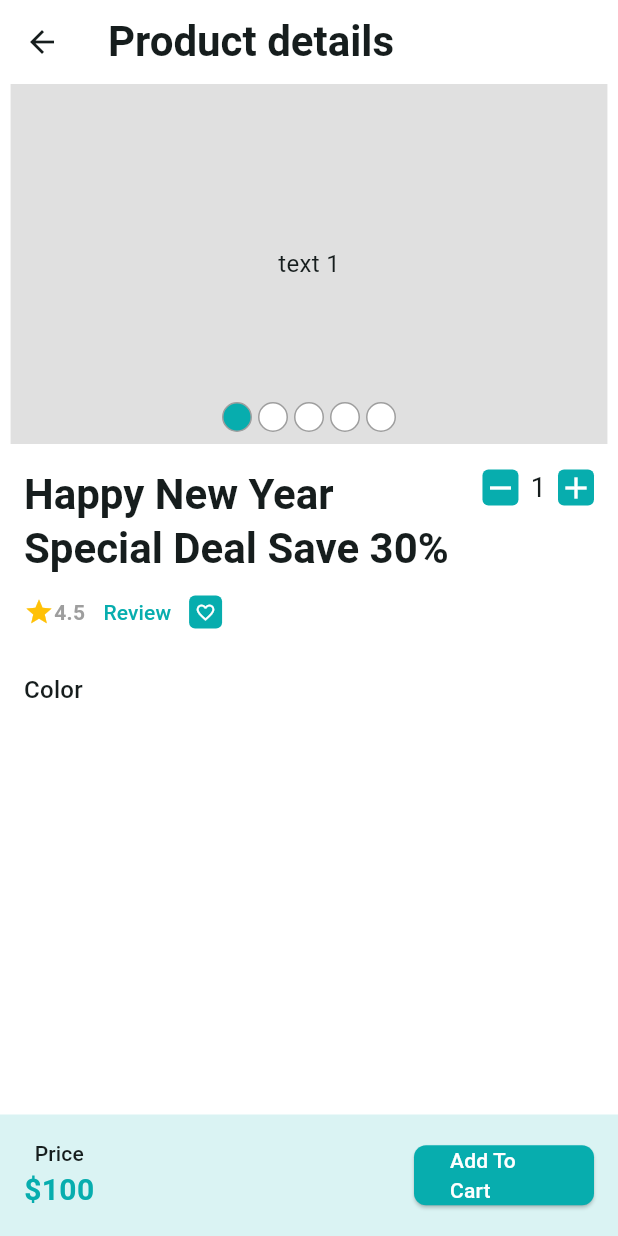
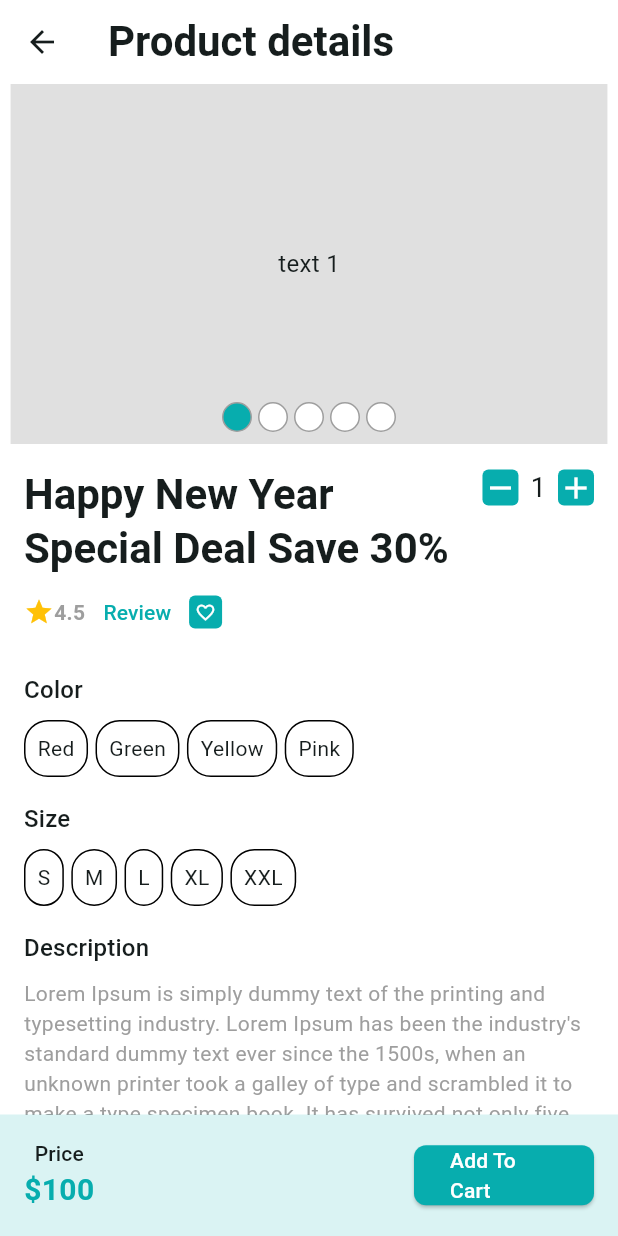
Before and after one commit to farzidahmed/craftyBay, a Flutter app: the screen it shows after launch, after a tap on "Nike shoe lasetest edition -RF45Gh", on a phone screen of 412 x 824 dp. Run offline on Flutter 3.47's test engine with Material 3 defaults, Android fonts, the phone set to English and light mode, and no system bars; drawn by our look-alikes of carousel_slider; our stand-ins replace email_validator, flutter_svg, get, pin_code_fields.

Commit message:
home screen full ui

```diff
--- a/lib/features/product/ui/screens/product_details_screen.dart
+++ b/lib/features/product/ui/screens/product_details_screen.dart
@@ -1,4 +1,5 @@
 import 'package:craftybay/app/app_colors.dart';
+import 'package:craftybay/features/product/widgets/color_picker_widget.dart';
 import 'package:craftybay/features/product/widgets/product_Qantity_inc_Dec_button.dart';
 import 'package:flutter/material.dart';
 
@@ -28,6 +29,7 @@ class _ProductDetailsScreenState extends State<ProductDetailsScreen> {
       body:  Column(
         children: [
           Expanded(
+            child: SingleChildScrollView(
               child: Column(
                 children: [
                   const Product_Image_Carousel_Slider(),
@@ -39,38 +41,7 @@ class _ProductDetailsScreenState extends State<ProductDetailsScreen> {
                         Row(
                           crossAxisAlignment: CrossAxisAlignment.start,
                           children: [
-                           Expanded(
-                             child: Column(
-
-                              children: [
-                              Text("Happy New Year Special Deal Save 30%",style:themedata.titleLarge,),
-                                Row(
-                                  children: [
-                                    const Row(children: [
-                                      Icon(Icons.star,color: Colors.amber,size: 20,),
-                                      Text(
-                                        "4.5",
-                                        style: TextStyle(
-                                            fontWeight: FontWeight.w600,
-                                            color: Colors.grey),
-                                      ),
-
-                                    ]),
-                                    TextButton(onPressed: (){},
-                                        child: const Text("Review"),),
-                                    Container(
-                                      padding: const EdgeInsets.all(4),
-                                      decoration: BoxDecoration(
-                                        borderRadius: BorderRadius.circular(4),
-                                        color: AppColors.themColor,
-                                      ),
-                                      child: const Icon(Icons.favorite_border,color: Colors.white,size: 14,),
-                                    )
-                                  ],
-                                ),
-                              ],
-                             ),
-                           ),
+                             _buildIncDecSec(themedata),
                             ProductQantityIncDecButton(onChnage: (int value) {
                             },),
                           ],
@@ -78,14 +49,79 @@ class _ProductDetailsScreenState extends State<ProductDetailsScreen> {
                         const SizedBox(height: 16,),
                         Text("Color",style: themedata.titleMedium,),
                         const SizedBox(height: 8,),
+                        ColorPickerWidget(colors: [
+                          "Red",'Green','Yellow','Pink'
+                        ], onColorSelected: (String selectedcolor ) {  },),
+                        const SizedBox(height: 16,),
+                        Text("Size",style: themedata.titleMedium,),
+                        const SizedBox(height: 8,),
+                        ColorPickerWidget(colors: [
+                          "S",'M','L','XL','XXL'
+                        ], onColorSelected: (String selectedcolor ) {  },),
+                        SizedBox(height: 16,),
+                        Text("Description",style: themedata.titleMedium,),
+                        SizedBox(height: 8,),
+                        Text("Lorem Ipsum is simply dummy text of the printing and typesetting industry. Lorem Ipsum has been the industry's standard dummy text ever since the 1500s, when an unknown printer took a galley of type and scrambled it to make a type specimen book. It has survived not only five centuries, but also the leap into electronic typesetting, remaining essentially unchanged. It was popularised in the 1960s with the release of Letraset sheets containing Lorem Ipsum passages,"
+                            " and more recently with desktop publishing software like Aldus PageMaker including versions of Lorem Ipsum.",style: TextStyle(color: Colors.grey),)
+
                       ],
                     ),
                   )
                 ],
               ),
             ),
+          ),
           _buildAddToCartFunction(themedata)
         ],
+      ),
+    );
+  }
+
+  Widget _buildIncDecSec(TextTheme themedata) {
+    return Expanded(
+      child: Column(
+        children: [
+          Text(
+            "Happy New Year Special Deal Save 30%",
+            style: themedata.titleLarge,
+          ),
+          Row(
+            children: [
+              const Row(children: [
+                Icon(
+                  Icons.star,
+                  color: Colors.amber,
+                  size: 20,
+                ),
+                Text(
+                  "4.5",
+                  style: TextStyle(
+                      fontWeight: FontWeight.w600, color: Colors.grey),
+                ),
+              ]),
+              TextButton(
+                onPressed: () {},
+                child: const Text("Review"),
+              ),
+              _buildFavIcon()
+            ],
+          ),
+        ],
+      ),
+    );
+  }
+
+  Widget _buildFavIcon() {
+    return Container(
+      padding: const EdgeInsets.all(4),
+      decoration: BoxDecoration(
+        borderRadius: BorderRadius.circular(4),
+        color: AppColors.themColor,
+      ),
+      child: const Icon(
+        Icons.favorite_border,
+        color: Colors.white,
+        size: 14,
       ),
     );
   }
--- /dev/null
+++ b/lib/features/product/widgets/color_picker_widget.dart
@@ -0,0 +1,61 @@
+import 'package:craftybay/app/app_colors.dart';
+import 'package:flutter/material.dart';
+
+class ColorPickerWidget extends StatefulWidget {
+  const ColorPickerWidget({super.key, required this.colors, required this.onColorSelected});
+
+  final List<String> colors;
+  final Function (String) onColorSelected;
+
+  @override
+  State<ColorPickerWidget> createState() => _ColorPickerWidgetState();
+}
+
+class _ColorPickerWidgetState extends State<ColorPickerWidget> {
+  String? _selectedCOlor;
+
+  @override
+  Widget build(BuildContext context) {
+    return SingleChildScrollView(
+      scrollDirection: Axis.horizontal,
+      child: Row(children: getColorItems()),
+    );
+  }
+
+  List<Widget> getColorItems() {
+    List<Widget> colorList = [];
+    for (String color in widget.colors) {
+      Widget item=getColorItemWidget(
+        name: color,
+        onTap: () {
+          _selectedCOlor = color;
+          widget.onColorSelected(_selectedCOlor!);
+          setState(() {});
+        },
+        isSelectedColor: _selectedCOlor == color,
+      );
+      colorList.add(item);
+    }
+    return colorList;
+  }
+
+  Widget getColorItemWidget(
+      {required String name,
+      required VoidCallback onTap,
+      required bool isSelectedColor}) {
+    return GestureDetector(
+      onTap: onTap,
+      child: Container(
+        padding: const EdgeInsets.all(8),
+        margin: const EdgeInsets.only(right: 5),
+        decoration: BoxDecoration(
+            color: isSelectedColor ? AppColors.themColor : Colors.transparent,
+            border: Border.all(),
+            borderRadius: BorderRadius.circular(16)
+        ),
+        alignment: Alignment.center,
+        child: Text(name,style:  TextStyle(color: isSelectedColor? Colors.white:null),),
+      ),
+    );
+  }
+}
```
Also changed, not shown: lib/features/product/widgets/size_picker_widget.dart (added, +59 -0 lines). Lines whose indentation alone changed are shown as unchanged.
